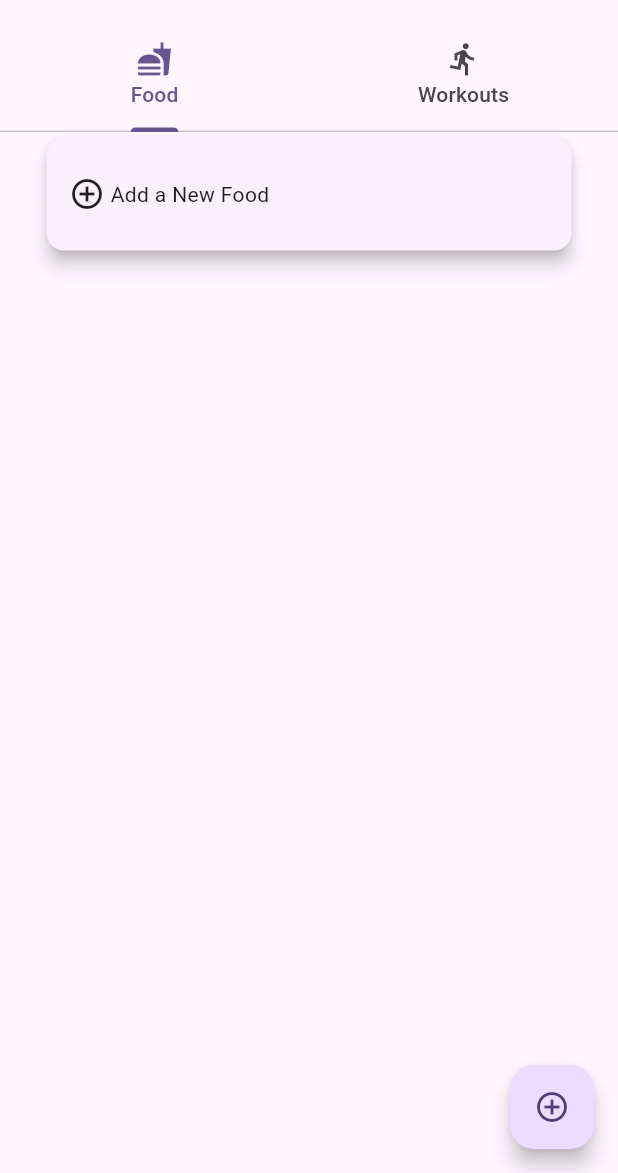
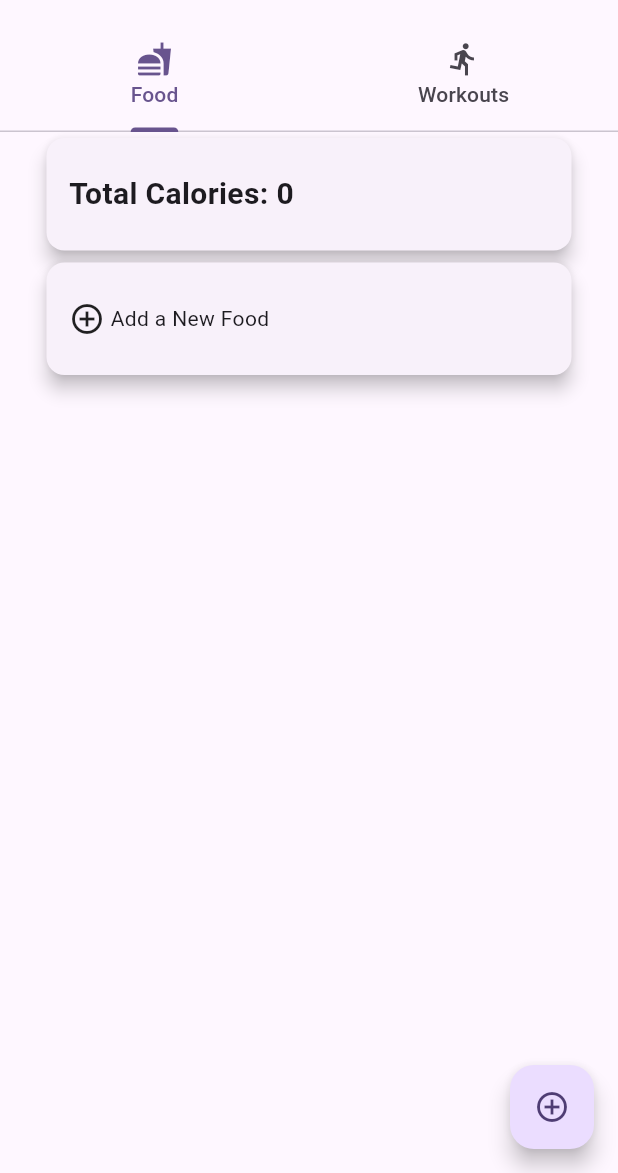
Before and after one commit to FastCrag/CalorieTracker, a Flutter app: the screen it shows after launch, on a phone screen of 412 x 824 dp, the part 63-1236 px from its top. Run offline on Flutter 3.47's test engine with Material 3 defaults, Android fonts, the phone set to English and light mode, and no system bars.

Commit message:
Added total calorie tracker

```diff
--- a/lib/main.dart
+++ b/lib/main.dart
@@ -81,23 +81,29 @@ class _HomeState extends State<Home> with TickerProviderStateMixin {
           ],
         ),
       ),
+
       body: TabBarView(
         controller: _tabController,
         children: <Widget>[
           SingleChildScrollView(
             child: Column(
                 children: [
+                  //Displays total amount of calories consumed
+                  totalCaloriesCard(),
                   ...List.generate(
                     foodList.length,
                         (index) => createFoodCard(index),
                   ),
                   addNewFoodCard(),
+                  // addCalorieTotalCard(),
                 ]
             ),
           ),
           SingleChildScrollView(
             child: Column(
                 children: [
+                  //Displays total amount of calories consumed
+                  totalCaloriesCard(),
                   ...List.generate(
                     workoutList.length,
                         (index) => createWorkoutCard(index),
@@ -321,6 +327,44 @@ class _HomeState extends State<Home> with TickerProviderStateMixin {
     );
   }
 
+
+  //Display total amount of calories consumed at the top of the calories list
+  Widget totalCaloriesCard() {
+    return Card(
+      elevation: 5,
+      clipBehavior: Clip.hardEdge,
+      child: SizedBox(
+        width: 350,
+        height: 75,
+        child: Center(
+          child: Container(
+            padding: const EdgeInsets.symmetric(horizontal: 15.0),
+            child: Row(
+              mainAxisAlignment: MainAxisAlignment.spaceBetween,
+              children: [
+                Text(
+                  'Total Calories: ${getTotalCalories()}',
+                  style: TextStyle(
+                    fontWeight: FontWeight.bold,
+                    fontSize: 20,
+                  ),
+                ),
+              ],
+            ),
+          ),
+        ),
+      ),
+    );
+  }
+
+  //Function to get the total amount of calories
+  //Also accounts for amount of calories burned from workouts
+  int getTotalCalories() {
+    int totalCaloriesFromFood = foodList.fold(0, (sum, food) => sum + food.getCalories);
+    int totalCaloriesBurned = workoutList.fold(0, (sum, workout) => sum + workout.getCaloriesBurned);
+    return totalCaloriesFromFood - totalCaloriesBurned;
+  }
+
   Widget addNewWorkoutCard() {
     return Card(
       elevation: 5,
```
